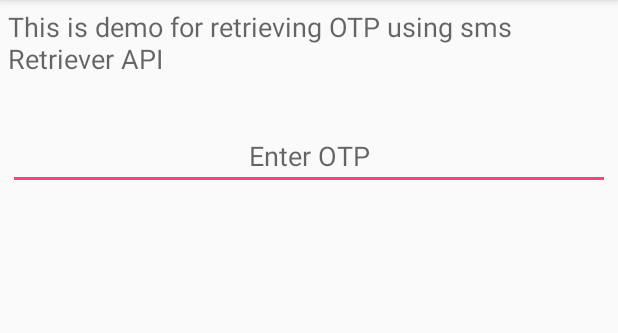
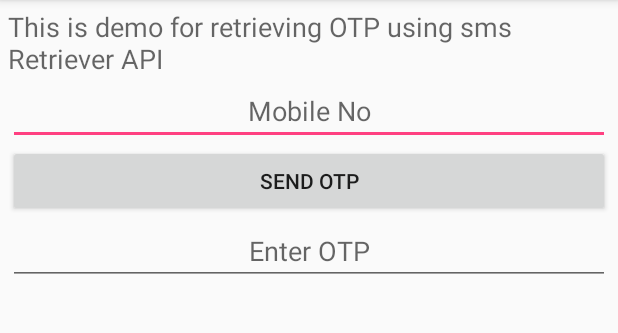
Before and after one commit to surajpunemaha/MyDemos, an Android app: the SMSRetrieverActivity screen opened directly, with no data from a screen before it, on a phone screen of 412 x 824 dp, the part 84-417 px from its top. Run offline under Robolectric (Android 15) with nearby library versions, the phone set to English and light mode, and no system bars; 1 statement that could not run was skipped.

Commit message:
added request hints for mobile number using google auth api:

```diff
--- a/app/build.gradle
+++ b/app/build.gradle
@@ -34,4 +34,6 @@ dependencies {
     compile 'com.journeyapps:zxing-android-embedded:3.4.0'
     implementation 'net.objecthunter:exp4j:0.4.7'
     implementation files('libs/YouTubeAndroidPlayerApi.jar')
+
+    implementation 'com.google.android.gms:play-services-auth:16.0.1'
 }
--- a/app/src/main/java/abhinav/com/addresslatlong/SMSRetrieverActivity.java
+++ b/app/src/main/java/abhinav/com/addresslatlong/SMSRetrieverActivity.java
@@ -1,20 +1,99 @@
 package abhinav.com.addresslatlong;
 
+import android.annotation.SuppressLint;
+import android.app.PendingIntent;
+import android.content.Intent;
+import android.content.IntentSender;
+import android.support.annotation.NonNull;
+import android.support.annotation.Nullable;
 import android.support.v7.app.AppCompatActivity;
 import android.os.Bundle;
+import android.util.Log;
+import android.widget.EditText;
 
-public class SMSRetrieverActivity extends AppCompatActivity
+import com.google.android.gms.auth.api.Auth;
+import com.google.android.gms.auth.api.credentials.Credential;
+import com.google.android.gms.auth.api.credentials.HintRequest;
+import com.google.android.gms.common.ConnectionResult;
+import com.google.android.gms.common.api.GoogleApiClient;
+
+public class SMSRetrieverActivity extends AppCompatActivity implements
+        GoogleApiClient.ConnectionCallbacks, GoogleApiClient.OnConnectionFailedListener
 {
+
+    GoogleApiClient mGoogleAPIClient;
+    EditText edit_mobile, edit_otp;
 
     @Override
     protected void onCreate(Bundle savedInstanceState)
     {
         super.onCreate(savedInstanceState);
         setContentView(R.layout.activity_smsretriever);
+        initUI();
+
+        mGoogleAPIClient = new GoogleApiClient.Builder(this)
+                .addConnectionCallbacks(this)
+                .addOnConnectionFailedListener(this)
+                .addApi(Auth.CREDENTIALS_API)
+                .build();
+
+        if(mGoogleAPIClient!=null) {
+            mGoogleAPIClient.connect();
+
+            getHintRequest();
+        }
     }
 
+    public void initUI()
+    {
+        edit_mobile = (EditText) findViewById(R.id.edit_mobile);
+        edit_otp = (EditText) findViewById(R.id.edit_otp);
+    }
+
+    @SuppressLint("RestrictedApi")
     public void getHintRequest()
+    {
+        HintRequest hintRequest = new HintRequest.Builder()
+                .setPhoneNumberIdentifierSupported(true)
+                .build();
+
+        PendingIntent intent = Auth.CredentialsApi.getHintPickerIntent(mGoogleAPIClient, hintRequest);
+        try {
+            startIntentSenderForResult(intent.getIntentSender(), 1008, null,
+                    0, 0, 0, null);
+        } catch (IntentSender.SendIntentException e) {
+            Log.e("", "Could not start hint picker Intent", e);
+        }
+    }
+
+    @Override
+    public void onConnected(@Nullable Bundle bundle) {
+
+    }
+
+    @Override
+    public void onConnectionSuspended(int i) {
+
+    }
+
+    @Override
+    public void onConnectionFailed(@NonNull ConnectionResult connectionResult)
     {
 
     }
+
+    @Override
+    protected void onActivityResult(int requestCode, int resultCode, Intent data)
+    {
+        super.onActivityResult(requestCode, resultCode, data);
+        if(requestCode==1008)
+        {
+            if(resultCode== RESULT_OK)
+            {
+                Credential cred = data.getParcelableExtra(Credential.EXTRA_KEY);
+                edit_mobile.setText(cred.getId().substring(3));
+                edit_mobile.setSelection(edit_mobile.getText().toString().trim().length());
+            }
+        }
+    }
 }
--- a/app/src/main/res/layout/activity_smsretriever.xml
+++ b/app/src/main/res/layout/activity_smsretriever.xml
@@ -15,11 +15,23 @@
         android:text="@string/sms_retriever_api_desc" />
 
     <EditText
+        android:id="@+id/edit_mobile"
+        android:layout_width="match_parent"
+        android:layout_height="wrap_content"
+        android:gravity="center"
+        android:hint="@string/mobile_no"/>
+
+    <Button
+        android:id="@+id/btn_sendOTP"
+        android:layout_width="match_parent"
+        android:layout_height="wrap_content"
+        android:text="@string/send_otp"/>
+
+    <EditText
         android:id="@+id/edit_otp"
         android:layout_width="match_parent"
         android:layout_height="wrap_content"
         android:gravity="center"
-        android:layout_marginTop="30dp"
         android:hint="@string/enter_otp"/>
 
 </LinearLayout>
--- a/app/src/main/res/values/strings.xml
+++ b/app/src/main/res/values/strings.xml
@@ -50,6 +50,8 @@
     <string name="action_settings">Settings</string>
     <string name="sms_retriever_api">SMS Retriever API</string>
     <string name="sms_retriever_api_desc">This is demo for retrieving OTP using sms Retriever API</string>
+    <string name="mobile_no">Mobile No</string>
+    <string name="send_otp">Send OTP</string>
     <string name="enter_otp">Enter OTP</string>
 
 
```
